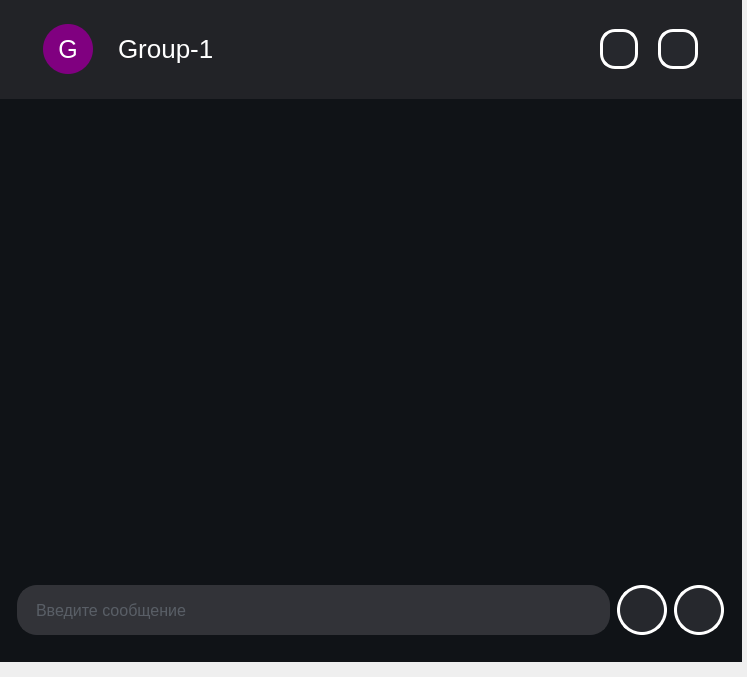
Old version of the form Zcord/GUI/Chat/Chat.ui in the repository DmitryGorny/Zcord.
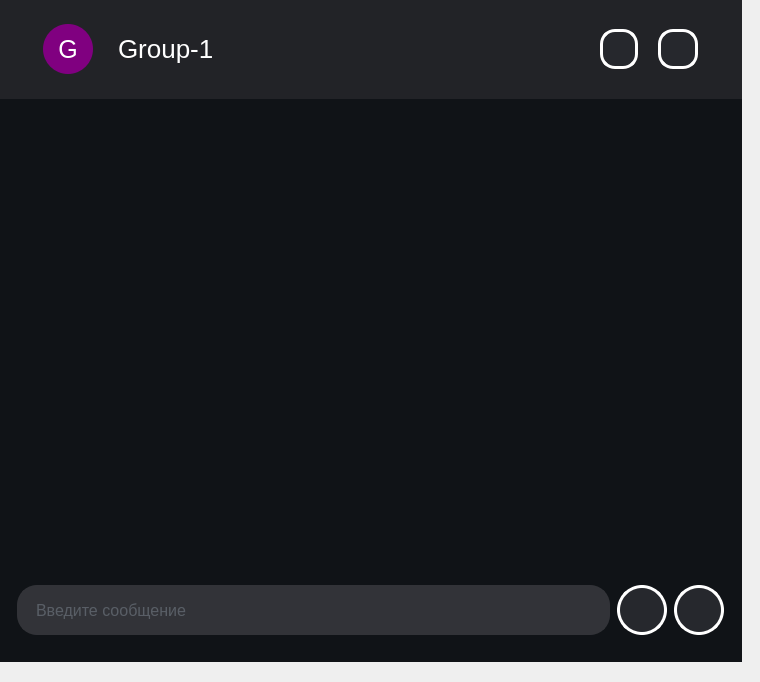
New version of the form. Icons and pictures are not drawn.

The edit to the form file:
```diff
--- a/Zcord/GUI/Chat/Chat.ui
+++ b/Zcord/GUI/Chat/Chat.ui
@@ -6,8 +6,8 @@
    <rect>
     <x>0</x>
     <y>0</y>
-    <width>747</width>
-    <height>677</height>
+    <width>760</width>
+    <height>682</height>
    </rect>
   </property>
   <property name="windowTitle">
```
Left out of the diff: 46 changed lines with no effect on the pictures.
